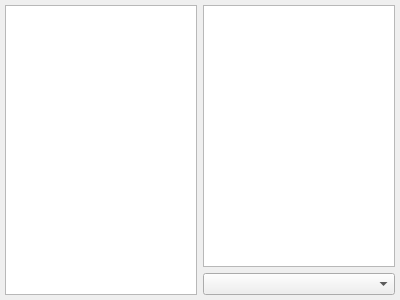
Before: the Qt Designer form src/tiled/BuildingEditor/buildingtilesetdock.ui in timbaker/buildinged, drawn with Qt 5.
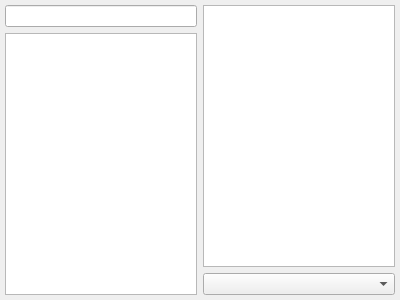
After: the same form once the commit is applied. Custom widgets are drawn as their Qt base class.

The edit to the form file:
```diff
--- a/src/tiled/BuildingEditor/buildingtilesetdock.ui
+++ b/src/tiled/BuildingEditor/buildingtilesetdock.ui
@@ -14,14 +14,34 @@
    <string>Tilesets</string>
   </property>
   <widget class="QWidget" name="dockWidgetContents">
-   <layout class="QGridLayout" name="gridLayout">
-    <property name="margin">
+   <layout class="QHBoxLayout" name="horizontalLayout">
+    <property name="leftMargin">
      <number>5</number>
     </property>
-    <item row="0" column="0">
-     <widget class="QListWidget" name="tilesets"/>
+    <property name="topMargin">
+     <number>5</number>
+    </property>
+    <property name="rightMargin">
+     <number>5</number>
+    </property>
+    <property name="bottomMargin">
+     <number>5</number>
+    </property>
+    <item>
+     <layout class="QVBoxLayout" name="verticalLayout">
+      <item>
+       <widget class="QLineEdit" name="filter">
+        <property name="clearButtonEnabled">
+         <bool>true</bool>
+        </property>
+       </widget>
+      </item>
+      <item>
+       <widget class="QListWidget" name="tilesets"/>
+      </item>
+     </layout>
     </item>
-    <item row="0" column="1">
+    <item>
      <layout class="QVBoxLayout" name="verticalLayout_2">
       <item>
        <widget class="BuildingEditor::BuildingTilesetView" name="tiles"/>
```
